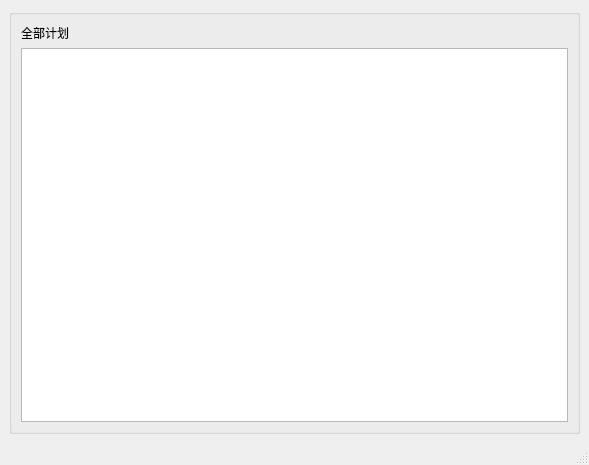
This is desktop_calendar-main/allplan.ui in wuyuii/desktop_calendar as Qt 5 draws it before an edit. The edited form follows.
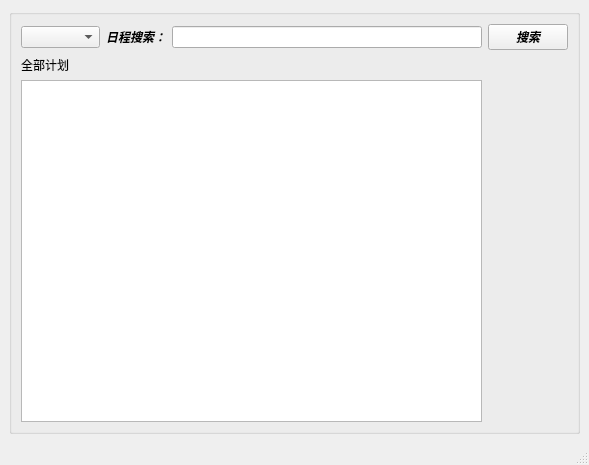
This is the edited form.

Diff of the .ui file:
```diff
--- a/desktop_calendar-main/allplan.ui
+++ b/desktop_calendar-main/allplan.ui
@@ -20,15 +20,63 @@
       <property name="title">
        <string/>
       </property>
-      <layout class="QVBoxLayout" name="verticalLayout">
-       <item>
+      <layout class="QGridLayout" name="gridLayout_2">
+       <item row="0" column="0">
+        <widget class="QComboBox" name="themeSelector">
+         <property name="maximumSize">
+          <size>
+           <width>167</width>
+           <height>16777215</height>
+          </size>
+         </property>
+         <property name="font">
+          <font>
+           <weight>75</weight>
+           <italic>false</italic>
+           <bold>true</bold>
+          </font>
+         </property>
+        </widget>
+       </item>
+       <item row="0" column="1">
+        <widget class="QLabel" name="search_lable">
+         <property name="font">
+          <font>
+           <weight>75</weight>
+           <italic>true</italic>
+           <bold>true</bold>
+          </font>
+         </property>
+         <property name="text">
+          <string>日程搜索：</string>
+         </property>
+        </widget>
+       </item>
+       <item row="0" column="2">
+        <widget class="QLineEdit" name="lineEdit"/>
+       </item>
+       <item row="0" column="3">
+        <widget class="QPushButton" name="search_Button">
+         <property name="font">
+          <font>
+           <weight>75</weight>
+           <italic>true</italic>
+           <bold>true</bold>
+          </font>
+         </property>
+         <property name="text">
+          <string>搜索</string>
+         </property>
+        </widget>
+       </item>
+       <item row="1" column="0">
         <widget class="QLabel" name="label">
          <property name="text">
           <string>全部计划</string>
          </property>
         </widget>
        </item>
-       <item>
+       <item row="2" column="0" colspan="3">
         <widget class="QTableView" name="plan_tableView"/>
        </item>
       </layout>
```
